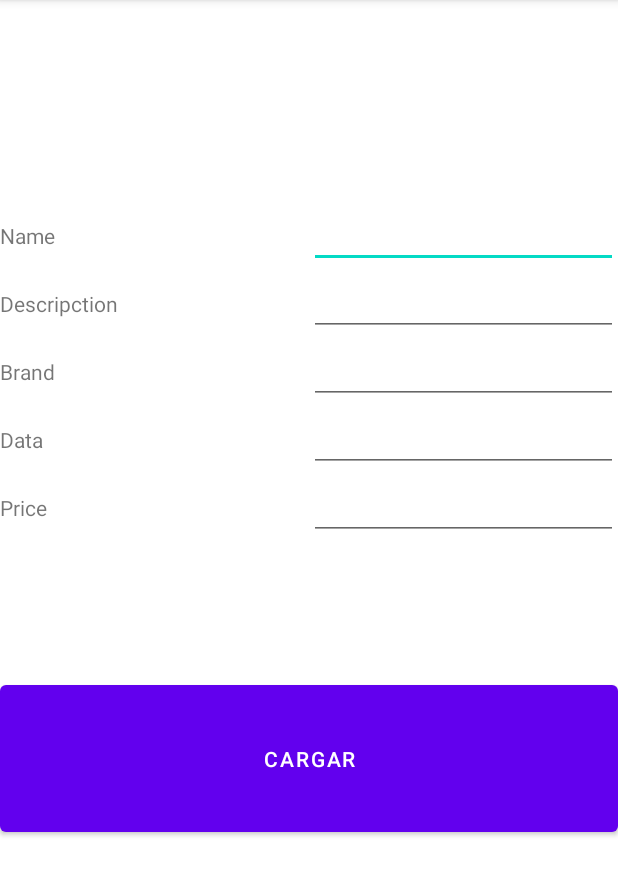
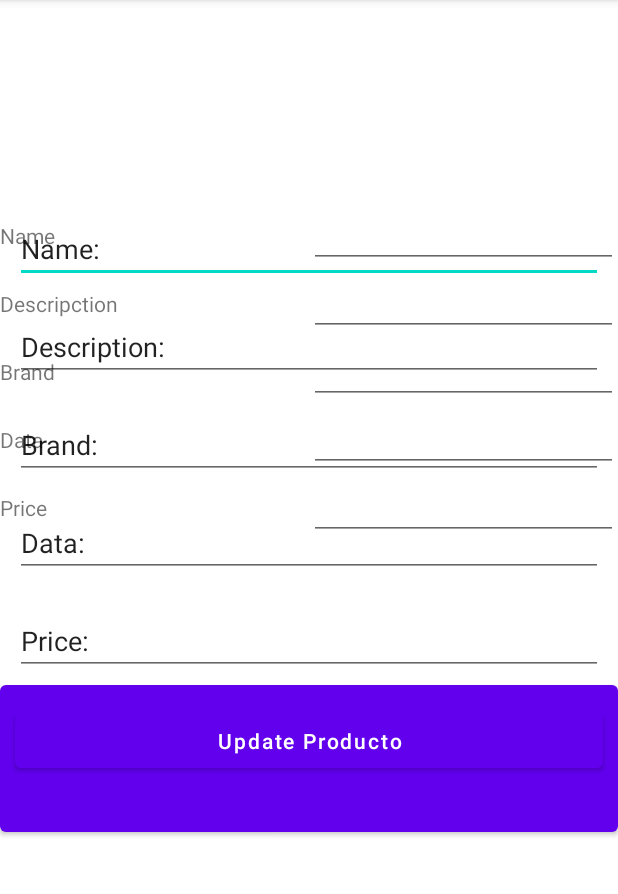
Before and after one commit to jordylh2001/Iti_27856_Equipo3, an Android app: the screen it shows after launch (MainActivity), on a phone screen of 412 x 824 dp, the part 84-978 px from its top. Run offline under Robolectric (Android 15) with nearby library versions, the phone set to English and light mode, and no system bars.

Commit message:
Act de tab 3 editar y posible implementacion en main (comentada, aun no afecta en nada)

```diff
--- a/app/src/main/java/com/upv/pm_2022/MainActivity.java
+++ b/app/src/main/java/com/upv/pm_2022/MainActivity.java
@@ -1,4 +1,6 @@
 package com.upv.pm_2022;
+
+import static android.widget.AdapterView.*;
 
 import androidx.appcompat.app.AppCompatActivity;
 
@@ -7,8 +9,12 @@ import android.content.ContentValues;
 import android.content.res.Resources;
 import android.database.Cursor;
 import android.database.sqlite.SQLiteDatabase;
+import android.nfc.Tag;
 import android.os.Bundle;
+import android.util.Log;
 import android.view.View;
+import android.widget.Adapter;
+import android.widget.AdapterView;
 import android.widget.ArrayAdapter;
 import android.widget.Button;
 import android.widget.EditText;
@@ -136,6 +142,18 @@ public class MainActivity extends AppCompatActivity {
 
             }
         });
+        /*
+        // Creamos el método OnItem
+        listView.setOnClickListener(new AdapterView.OnItemClickListener() {
+            @Override
+            public void onItemClick(AdapterView<?> adapterView, View view, int i, long l) {
+                String name = adapterView.getItemAtPosition(i).toString();
+                Log.d(,"onItemClick: Has clickeado en: " + name);
+            }
+        });
+         */
+
+
 
         //adapter.notifyDataSetChanged();
 
--- a/app/src/main/res/layout/activity_main.xml
+++ b/app/src/main/res/layout/activity_main.xml
@@ -215,9 +215,54 @@
                 android:id="@+id/tab3"
                 >
 
+                <!--edit text de nombre-->
+                <EditText
+                    android:id="@+id/idEdtName"
+                    android:layout_width="match_parent"
+                    android:layout_height="wrap_content"
+                    android:layout_margin="10dp"
+                    android:text="Name: " />
 
+                <!--edit text de descripcion-->
+                <EditText
+                    android:id="@+id/idEdtDescription"
+                    android:layout_width="match_parent"
+                    android:layout_height="wrap_content"
+                    android:layout_margin="10dp"
+                    android:text="Description: "/>
 
+                <!--edit text de la marca-->
+                <EditText
+                    android:id="@+id/idEdtBrand"
+                    android:layout_width="match_parent"
+                    android:layout_height="wrap_content"
+                    android:layout_margin="10dp"
+                    android:text="Brand: "/>
 
+                <!--edit text del campo 'Data'-->
+                <EditText
+                    android:id="@+id/idEdtData"
+                    android:layout_width="match_parent"
+                    android:layout_height="wrap_content"
+                    android:layout_margin="10dp"
+                    android:text="Data: "/>
+
+                <!--edit text de precio -->
+                <EditText
+                    android:id="@+id/idEdtPrice"
+                    android:layout_width="match_parent"
+                    android:layout_height="wrap_content"
+                    android:layout_margin="10dp"
+                    android:text="Price: "/>
+
+                <!--button for updating our course-->
+                <Button
+                    android:id="@+id/idBtnUpdateProduct"
+                    android:layout_width="match_parent"
+                    android:layout_height="wrap_content"
+                    android:layout_margin="10dp"
+                    android:text="Update Producto"
+                    android:textAllCaps="false" />
 
             </LinearLayout>
 
```
